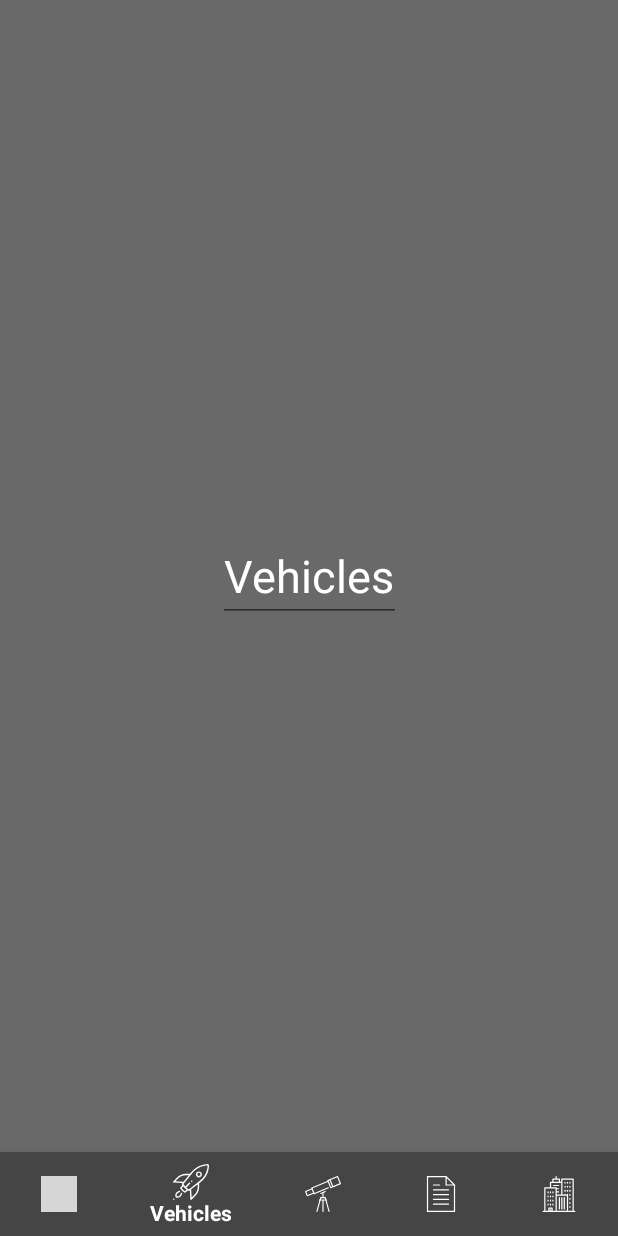
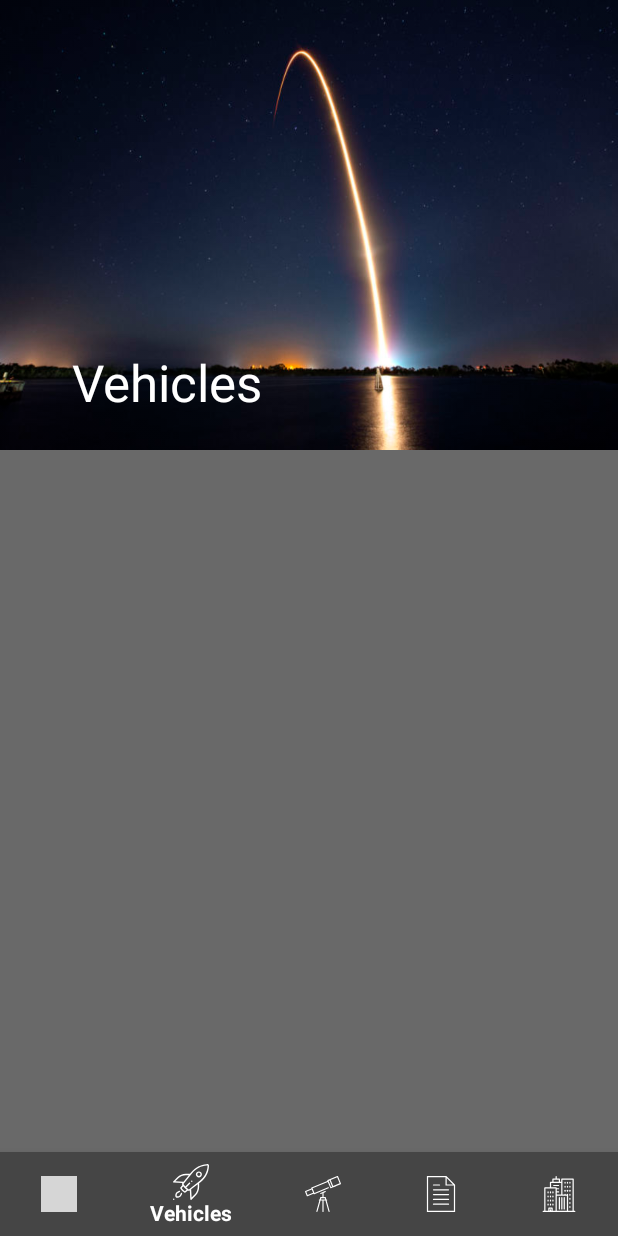
Before and after one commit to Northsoul/SpacexLaunches, an Android app: the screen it shows after launch (MainActivity), item 2 of the bottom bar chosen, on a phone screen of 412 x 824 dp. Run offline under Robolectric (Android 15) with nearby library versions, the phone set to English and light mode, and no system bars; libraries missing offline, so code that uses them is left out: com.microsoft.appcenter; 1 statement that could not run was skipped; grey boxes are pictures that could not be loaded.

Commit message:
Implementing collapsable bar in other tabs Implementing text in bars Inserting placeholder pictures Changing colour of status bar and top bar in styles

```diff
--- a/app/src/main/res/layout/fragment_vehicles.xml
+++ b/app/src/main/res/layout/fragment_vehicles.xml
@@ -1,19 +1,47 @@
 <?xml version="1.0" encoding="utf-8"?>
-<android.support.constraint.ConstraintLayout
+<android.support.design.widget.CoordinatorLayout
     xmlns:android="http://schemas.android.com/apk/res/android"
     xmlns:app="http://schemas.android.com/apk/res-auto"
     android:layout_width="match_parent"
     android:layout_height="match_parent"
     android:background="@color/dim_gray">
 
-    <android.support.v7.widget.AppCompatAutoCompleteTextView
-        android:layout_width="wrap_content"
-        android:layout_height="wrap_content"
-        android:text="@string/vehicles_fragment"
-        android:textSize="30sp"
-        app:layout_constraintBottom_toBottomOf="parent"
-        app:layout_constraintEnd_toEndOf="parent"
-        app:layout_constraintStart_toStartOf="parent"
-        app:layout_constraintTop_toTopOf="parent" />
+    <!-- Layout of the app bar -->
+    <android.support.design.widget.AppBarLayout
+        android:id="@+id/appbar"
+        android:layout_width="match_parent"
+        android:layout_height="300dp"
+        >
 
-</android.support.constraint.ConstraintLayout>
+        <!-- Collapsing part of app bar -->
+        <android.support.design.widget.CollapsingToolbarLayout
+            android:id="@+id/coltoolbarhome"
+            android:layout_width="match_parent"
+            android:layout_height="match_parent"
+            app:layout_scrollFlags="exitUntilCollapsed|scroll"
+            app:contentScrim="@color/dark_gray"
+            app:expandedTitleMarginStart="48dp"
+            app:expandedTitleMarginEnd="64dp"
+            android:background="@drawable/img_sample"
+            app:title="Vehicles">
+
+            <android.support.v7.widget.Toolbar
+                android:id="@+id/toolbaridhome"
+                android:layout_width="match_parent"
+                android:layout_height="?attr/actionBarSize"
+                app:layout_collapseMode="pin"
+                app:popupTheme="@style/ThemeOverlay.AppCompat.Light" />
+        </android.support.design.widget.CollapsingToolbarLayout>
+
+    </android.support.design.widget.AppBarLayout>
+    <android.support.v4.widget.NestedScrollView
+        android:layout_width="match_parent"
+        android:layout_height="match_parent">
+
+        <TextView
+            android:id="@+id/textView3"
+            android:layout_width="match_parent"
+            android:layout_height="wrap_content"/>
+    </android.support.v4.widget.NestedScrollView>
+
+</android.support.design.widget.CoordinatorLayout>
--- a/app/src/main/res/values/styles.xml
+++ b/app/src/main/res/values/styles.xml
@@ -3,7 +3,7 @@
     <!-- Application General Theme -->
     <style name="AppTheme" parent="Theme.AppCompat.DayNight.NoActionBar">
         <item name="android:textColorPrimary">@color/white</item>
-        <item name="colorPrimaryDark">@color/dim_gray</item>
+        <item name="colorPrimaryDark">@color/dark_gray</item>
         <item name="android:navigationBarColor">@color/dark_gray</item>
     </style>
 
```
Also changed, not shown: app/src/main/res/layout/fragment_company.xml (+39 -11 lines), app/src/main/res/layout/fragment_home.xml (+11 -7 lines), app/src/main/res/layout/fragment_latest.xml (+39 -11 lines), app/src/main/res/layout/fragment_upcoming.xml (+39 -11 lines), app/src/main/res/drawable/launch.jpeg (added), app/src/main/res/drawable/satellite.jpg (added), app/src/main/res/drawable/spacex.png (added), 1 other file.
